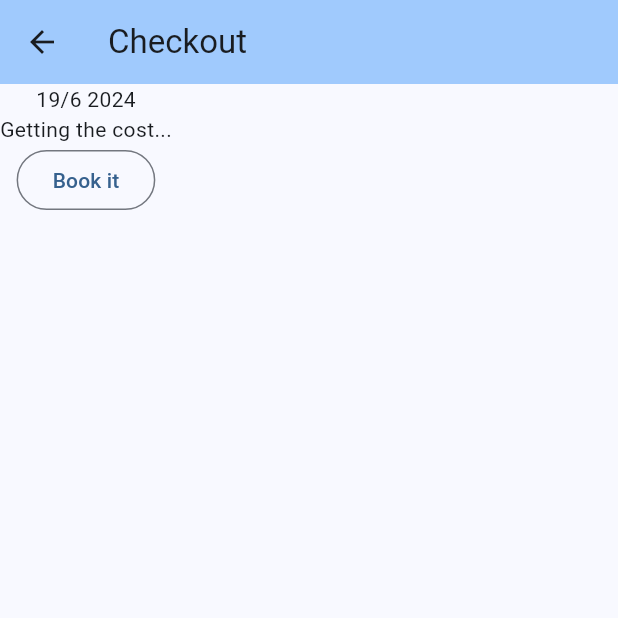
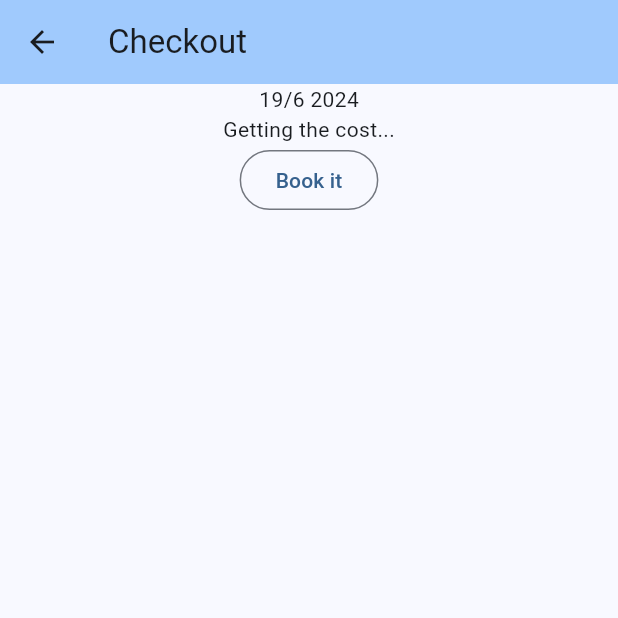
Before and after one commit to Austin-540/cricket_bookings, a Flutter app: the CheckoutPage screen opened directly with empty values, on a phone screen of 412 x 824 dp, the top half of it. Run offline on Flutter 3.47's test engine with Material 3 defaults, Android fonts, the phone set to English and light mode, and no system bars; our stand-ins replace flutter_secure_storage, flutter_svg, pocketbase; missing offline and left inert: passkeys, web_browser_detect; accounts and stored records are empty; network calls fail.

Commit message:
Center the checkout page

```diff
--- a/lib/checkout_page.dart
+++ b/lib/checkout_page.dart
@@ -54,7 +54,8 @@ class _CheckoutPageState extends State<CheckoutPage> {
   Widget build(BuildContext context) {
     return Scaffold(
       appBar: AppBar(title: const Text("Checkout"), backgroundColor: Theme.of(context).colorScheme.inversePrimary,),
-        body: Column(children: [
+        body: Center(
+          child: Column(children: [
             for (int i = 0; i < widget.timeslots.length; i++) ... [
               Hero(
                 tag: "booking_time ${widget.date}",
@@ -123,6 +124,7 @@ Navigator.pushAndRemoveUntil(context, MaterialPageRoute(builder: (context) => co
 
               }, child: loading?const CircularProgressIndicator():const Text("Book it"))
           ],),
+        ),
     );
   }
 }
```
Lines whose indentation alone changed are shown as unchanged.
